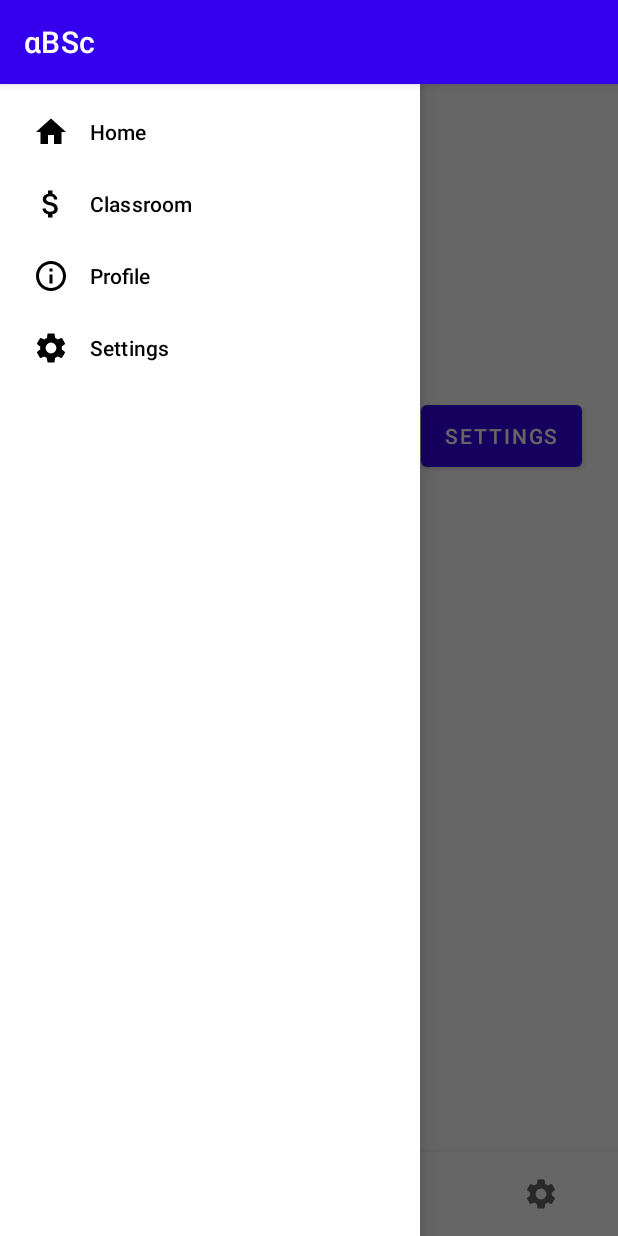
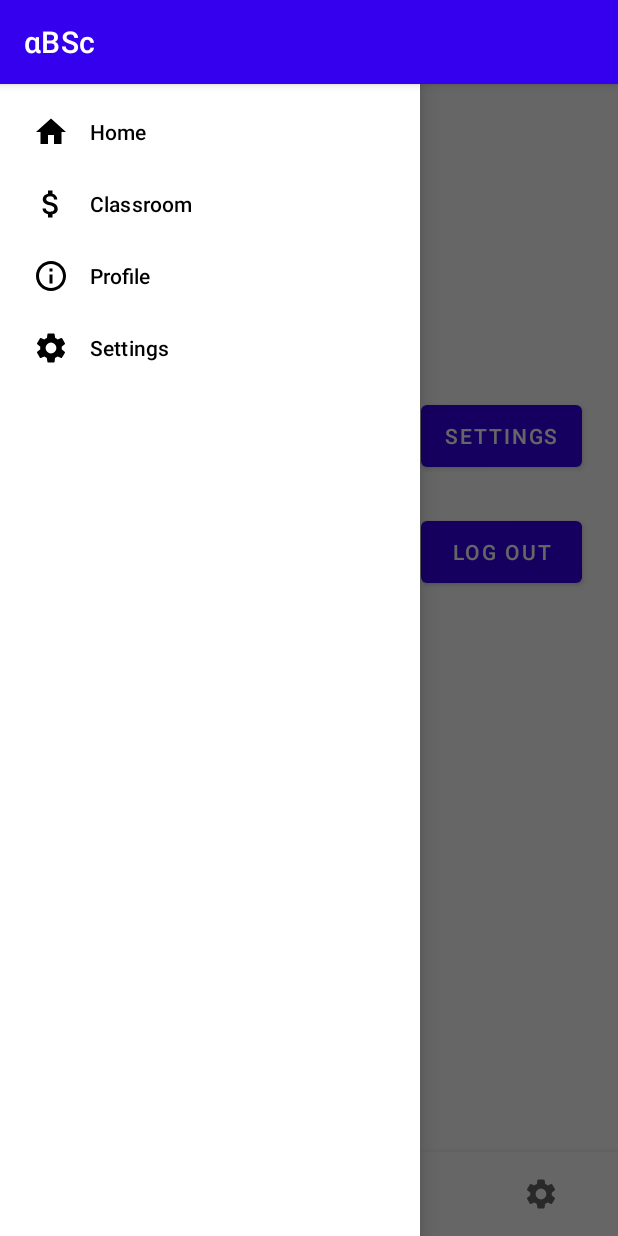
Before and after one commit to VitriolicTurtle/alphaBSc, an Android app: the UserProfileFragment screen opened through its navigation route, with the side drawer open, on a phone screen of 412 x 824 dp. Run offline under Robolectric (Android 15) with nearby library versions, the phone set to English and light mode, and no system bars; our stand-ins replace Firebase (no records; nobody signed in at launch, a user with empty details on screens opened directly), data binding, navigation-ui.

Commit message:
added logout feature

```diff
--- a/Alpha/app/src/main/java/com/cn/bsc/MainActivity.kt
+++ b/Alpha/app/src/main/java/com/cn/bsc/MainActivity.kt
@@ -8,6 +8,7 @@ import androidx.navigation.ui.AppBarConfiguration
 import com.google.firebase.auth.FirebaseAuth
 import androidx.navigation.ui.setupWithNavController
 import com.cn.bsc.databinding.ActivityMainBinding
+import com.cn.bsc.fragments.UserProfileFragment
 
 
 class MainActivity : AppCompatActivity() {
--- a/Alpha/app/src/main/java/com/cn/bsc/fragments/UserProfileFragment.kt
+++ b/Alpha/app/src/main/java/com/cn/bsc/fragments/UserProfileFragment.kt
@@ -5,14 +5,19 @@ import android.view.LayoutInflater
 import android.view.View
 import android.view.ViewGroup
 import android.widget.Button
+import android.widget.TextView
+import android.widget.Toast
 import androidx.databinding.DataBindingUtil
 import androidx.fragment.app.Fragment
 import androidx.navigation.fragment.findNavController
+import com.cn.bsc.MainActivity
 import com.cn.bsc.R
-import com.cn.bsc.databinding.FragmentRegisterBinding
 import com.cn.bsc.databinding.FragmentUserProfileBinding
+import com.cn.bsc.sharedprefs
 import com.google.firebase.auth.FirebaseAuth
+import com.google.firebase.auth.ktx.auth
 import com.google.firebase.firestore.FirebaseFirestore
+import com.google.firebase.ktx.Firebase
 
 
 class UserProfileFragment : Fragment(){
@@ -23,11 +28,17 @@ class UserProfileFragment : Fragment(){
     override fun onCreateView(inflater: LayoutInflater, container: ViewGroup?, avedInstanceState: Bundle?): View? {
 
         binding = DataBindingUtil.inflate(inflater, R.layout.fragment_user_profile, container, false)
+        // Initialize Firebase Auth
+        auth = Firebase.auth
 
+        // get current user id
+        val userID = FirebaseAuth.getInstance().currentUser!!.uid
+        readData(userID)
 
         val buttonSettings = binding.root.findViewById<Button>(R.id.settings_button)
         val buttonFriends = binding.root.findViewById<Button>(R.id.friends_button)
         val buttonUserInfo = binding.root.findViewById<Button>(R.id.user_info_button)
+        val buttonLogout = binding.root.findViewById<Button>(R.id.log_out_button)
 
         buttonSettings.setOnClickListener(){
             findNavController().navigate(R.id.dest_settings)
@@ -41,8 +52,31 @@ class UserProfileFragment : Fragment(){
             findNavController().navigate(R.id.dest_user)
         }
 
+        buttonLogout.setOnClickListener(){
+            auth.signOut()
+            Toast.makeText(activity,"Logged out!",Toast.LENGTH_SHORT).show()
+            findNavController().navigate(R.id.dest_login)
+        }
 
         return binding.root
+    }
+
+
+    // function that retrieves data from user database and displays it
+    private fun readData(userID: String) {
+        // making the query
+        db.collection("users").document(userID).get().addOnCompleteListener() { task ->
+            if (task.isSuccessful) {
+                // if query is successful, reads the data and stores in variables
+                val score = task.result?.get("score")
+                // getting the reference to the textViews
+
+                val userScore = binding.root.findViewById<TextView>(R.id.user_score)
+                // displaying the data in the textViews
+
+                userScore.text = score.toString()
+            }
+        }
     }
 
 
--- a/Alpha/app/src/main/java/com/cn/bsc/fragments/settingFragment.kt
+++ b/Alpha/app/src/main/java/com/cn/bsc/fragments/settingFragment.kt
@@ -4,7 +4,6 @@ import android.os.Bundle
 import android.view.LayoutInflater
 import android.view.View
 import android.view.ViewGroup
-import android.widget.Toast
 import androidx.appcompat.app.AppCompatDelegate
 import androidx.databinding.DataBindingUtil
 import androidx.fragment.app.Fragment
--- a/Alpha/app/src/main/java/com/cn/bsc/sharedprefs.kt
+++ b/Alpha/app/src/main/java/com/cn/bsc/sharedprefs.kt
@@ -8,7 +8,6 @@ class sharedprefs(context: MainActivity) {
 
 
 
-    //--------------------------old code
     private var sharedPreferences: SharedPreferences = context.getSharedPreferences("sharedPrefDark", Context.MODE_PRIVATE)
 
 
--- a/Alpha/app/src/main/res/layout/fragment_user_profile.xml
+++ b/Alpha/app/src/main/res/layout/fragment_user_profile.xml
@@ -71,7 +71,7 @@
             app:layout_constraintStart_toStartOf="parent" />
 
         <TextView
-            android:id="@+id/textView13"
+            android:id="@+id/user_score"
             android:layout_width="191dp"
             android:layout_height="50dp"
             android:layout_marginStart="24dp"
@@ -108,6 +108,16 @@
             app:layout_constraintStart_toStartOf="parent"
             app:layout_constraintTop_toTopOf="parent" />
 
+        <Button
+            android:id="@+id/log_out_button"
+            android:layout_width="107dp"
+            android:layout_height="53dp"
+            android:layout_marginTop="24dp"
+            android:layout_marginEnd="24dp"
+            android:text="Log out"
+            app:layout_constraintEnd_toEndOf="parent"
+            app:layout_constraintTop_toBottomOf="@+id/settings_button" />
+
 
     </androidx.constraintlayout.widget.ConstraintLayout>
 </layout>
```
